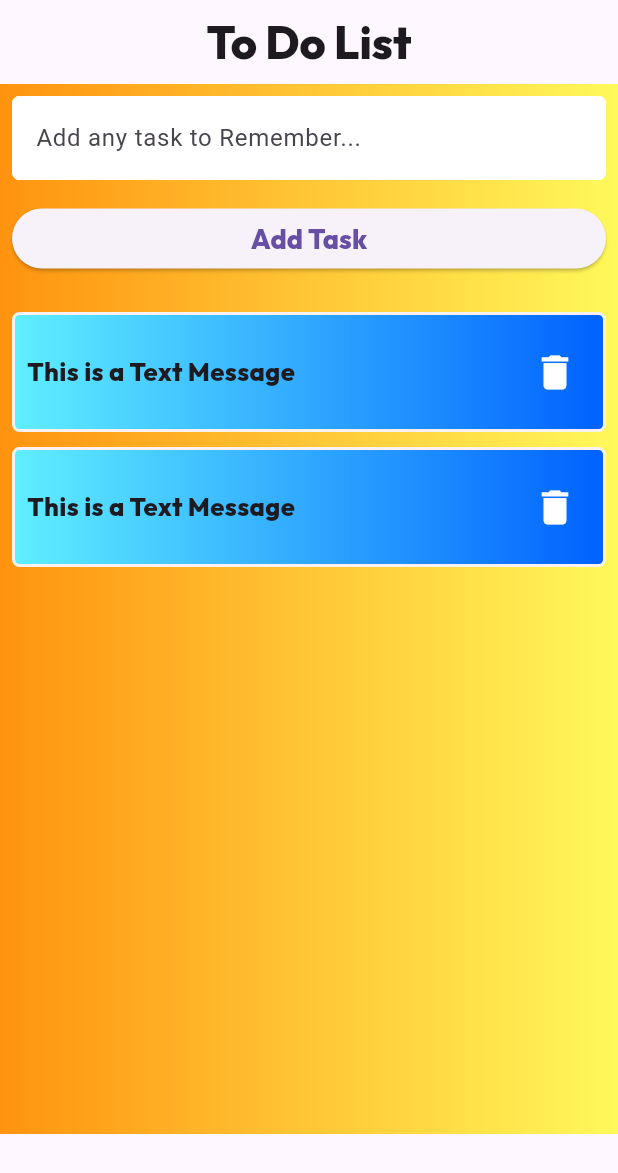
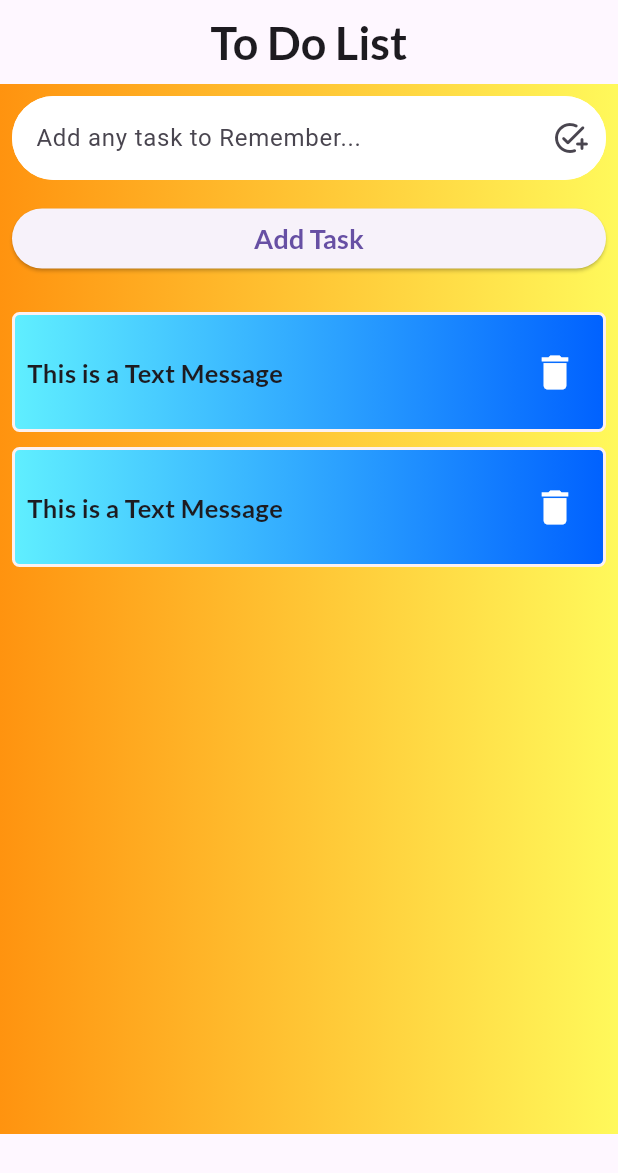
Before and after one commit to ravi357767/pto_do_list, a Flutter app: the screen it shows after launch, on a phone screen of 412 x 824 dp. Shown: the top 1173 px of the screen. Run offline on Flutter 3.47's test engine with Material 3 defaults, Android fonts, the phone set to English and light mode, and no system bars.

Commit message:
Nothing much trying some Font Packages from Google Font

```diff
--- a/lib/main.dart
+++ b/lib/main.dart
@@ -57,24 +57,25 @@
                 controller: taskController,
                 decoration: InputDecoration(
                   hintText: 'Add any task to Remember...',
+                  suffixIcon: Icon(Icons.add_task_rounded),
                   fillColor: Colors.white,
                   filled: true,
                   enabledBorder: OutlineInputBorder(
-                    borderRadius: BorderRadius.circular(5),
+                    borderRadius: BorderRadius.circular(50),
                     borderSide: BorderSide(
                       color: Colors.white,
                       width: 1.5,
                     ),
                   ),
                   focusedBorder: OutlineInputBorder(
-                    borderRadius: BorderRadius.circular(5),
+                    borderRadius: BorderRadius.circular(50),
                     borderSide: BorderSide(
                       color: Colors.green,
                       width: 1.5,
                     ),
                   ),
                   disabledBorder: OutlineInputBorder(
-                    borderRadius: BorderRadius.circular(5),
+                    borderRadius: BorderRadius.circular(50),
                     borderSide: BorderSide(
                       color: Colors.white,
                       width: 1.5,
--- a/pubspec.yaml
+++ b/pubspec.yaml
@@ -77,8 +77,9 @@ flutter:
   fonts:
     - family: Mainfont
       fonts:
-        - asset: assets/font/Outfit-VariableFont_wght.ttf
-        - asset: assets/font/Outfit-ExtraBold.ttf
+        - asset: assets/font/Lato-Bold.ttf
+        # - asset: assets/font/Outfit-VariableFont_wght.ttf
+        # - asset: assets/font/Outfit-ExtraBold.ttf
   #       - asset: fonts/Schyler-Italic.ttf
   #         style: italic
   #   - family: Trajan Pro
```
Also changed, not shown: assets/font/Lato-Bold.ttf (added), assets/font/Trajans.ttf (added).
